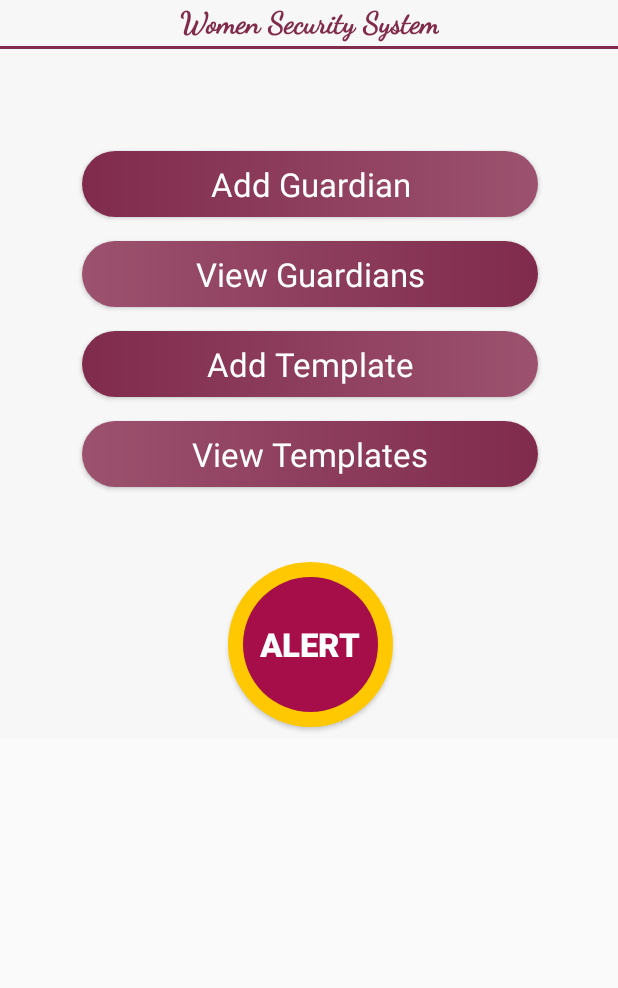
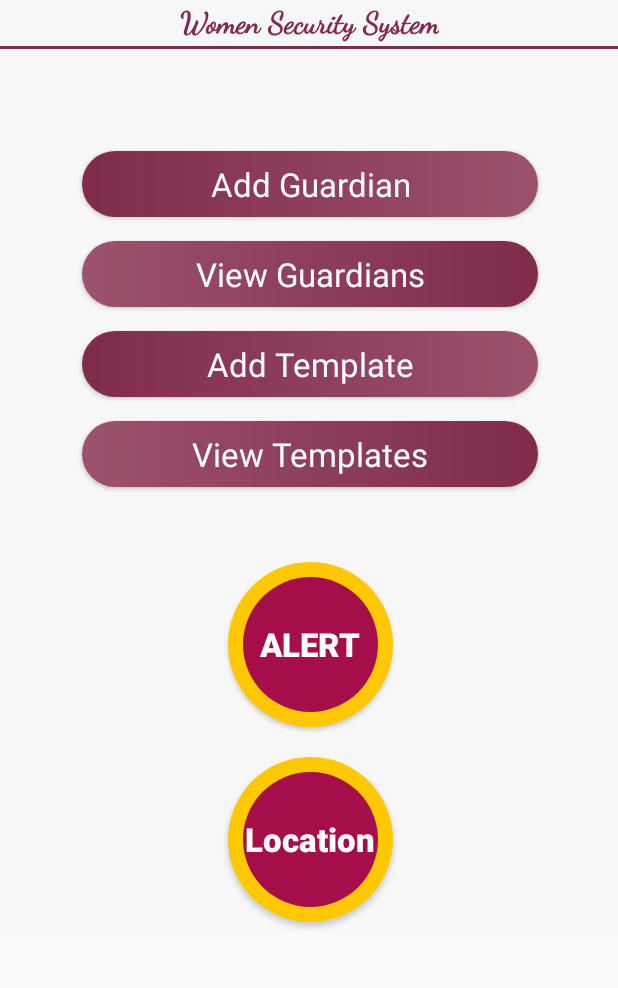
Before and after one commit to A-ASAD/Women-Security-Safety-System, an Android app: the home screen opened directly, with no data from a screen before it, on a phone screen of 412 x 824 dp, the part 135-1123 px from its top. Run offline under Robolectric (Android 15) with nearby library versions, the phone set to English and light mode, and no system bars; Roboto replaces fonts that are not available here.

Commit message:
//Add Location Button and Google Services and Api to Access current Location Added

```diff
--- a/app/build.gradle
+++ b/app/build.gradle
@@ -32,4 +32,5 @@ dependencies {
     testImplementation 'junit:junit:4.12'
     androidTestImplementation 'androidx.test.ext:junit:1.1.0'
     androidTestImplementation 'androidx.test.espresso:espresso-core:3.1.1'
+    implementation 'com.google.android.gms:play-services-location:17.0.0'
 }
--- a/app/src/main/AndroidManifest.xml
+++ b/app/src/main/AndroidManifest.xml
@@ -1,6 +1,7 @@
 <?xml version="1.0" encoding="utf-8"?>
 <manifest xmlns:android="http://schemas.android.com/apk/res/android"
     package="com.example.womensecuritysafetysystem">
+    <uses-permission android:name="android.permission.ACCESS_FINE_LOCATION"/>
     <uses-permission android:name="android.permission.SEND_SMS"/>
     <application
         android:allowBackup="true"
--- a/app/src/main/java/com/example/womensecuritysafetysystem/GuardianRVAdapter.java
+++ b/app/src/main/java/com/example/womensecuritysafetysystem/GuardianRVAdapter.java
@@ -76,7 +76,6 @@ public class GuardianRVAdapter extends RecyclerView.Adapter<GuardianRVAdapter.Vi
                                 guardians.remove(position);
                                 notifyItemRemoved(position);
                                 notifyItemRangeChanged(position,guardians.size());
-
                             }
                         });
                 alertbox.show();
--- a/app/src/main/res/layout/activity_home.xml
+++ b/app/src/main/res/layout/activity_home.xml
@@ -111,13 +111,11 @@
             app:layout_constraintTop_toBottomOf="@+id/button5" />
 
 
-
         <Button
             android:id="@+id/alert_btn"
             android:layout_width="wrap_content"
             android:layout_height="wrap_content"
             android:layout_marginTop="50dp"
-            android:layout_marginBottom="8dp"
             android:background="@drawable/border_alert"
             android:elevation="20dp"
             android:fontFamily="sans-serif-medium"
@@ -126,11 +124,30 @@
             android:textColor="#FFFFFF"
             android:textSize="22sp"
             android:textStyle="bold"
+            app:layout_constraintEnd_toEndOf="parent"
+            app:layout_constraintHorizontal_bias="0.504"
+            app:layout_constraintStart_toStartOf="parent"
+            app:layout_constraintTop_toBottomOf="@+id/button6" />
+        <Button
+            android:id="@+id/alert_btn1"
+            android:layout_width="wrap_content"
+            android:layout_height="wrap_content"
+            android:layout_marginTop="20dp"
+            android:layout_marginBottom="8dp"
+            android:background="@drawable/border_alert"
+            android:elevation="20dp"
+            android:fontFamily="sans-serif-medium"
+            android:text="Location"
+            android:textAllCaps="false"
+            android:textColor="#FFFFFF"
+            android:textSize="22sp"
+            android:textStyle="bold"
             app:layout_constraintBottom_toBottomOf="parent"
             app:layout_constraintEnd_toEndOf="parent"
             app:layout_constraintHorizontal_bias="0.504"
             app:layout_constraintStart_toStartOf="parent"
-            app:layout_constraintTop_toBottomOf="@+id/button6" />
+            app:layout_constraintTop_toBottomOf="@+id/alert_btn" />
+
 
         <Button
             android:id="@+id/logout_btn"
```
Also changed, not shown: app/src/main/java/com/example/womensecuritysafetysystem/home.java (+74 -0 lines).
